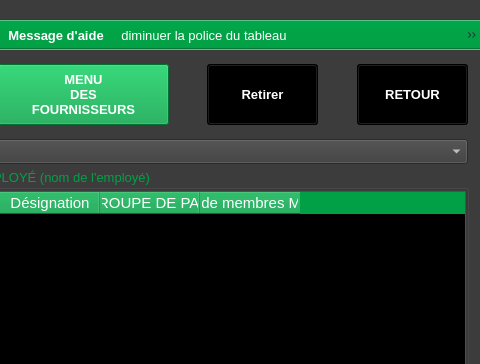
Old version of the form ui/supplier/yeroth-erp-GROUPES-dun-employe-hr-window.ui in the repository yerothd/yeroth-erp-3-0; both pictures show x 320 to 800 and y 0 to 364 of the 800 by 600 pixel window.
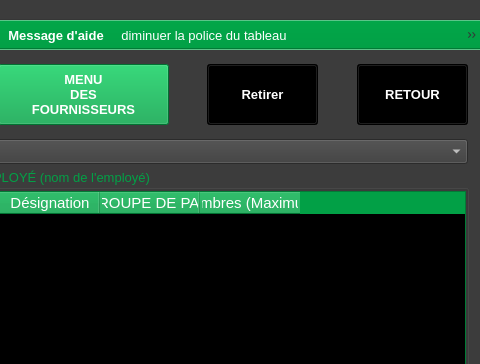
New version of the form. Icons and pictures are not drawn. Custom widgets are drawn as their Qt base class.

The edit to the form file:
```diff
--- a/ui/supplier/yeroth-erp-GROUPES-dun-employe-hr-window.ui
+++ b/ui/supplier/yeroth-erp-GROUPES-dun-employe-hr-window.ui
@@ -1900,15 +1900,24 @@
       <property name="text">
        <string>Désignation</string>
       </property>
+      <property name="textAlignment">
+       <set>AlignCenter</set>
+      </property>
      </column>
      <column>
       <property name="text">
        <string>GROUPE DE PAIE</string>
       </property>
+      <property name="textAlignment">
+       <set>AlignCenter</set>
+      </property>
      </column>
      <column>
       <property name="text">
-       <string>Nombre de membres MAXIMAL</string>
+       <string>Membres (Maximum)</string>
+      </property>
+      <property name="textAlignment">
+       <set>AlignCenter</set>
       </property>
      </column>
     </widget>
```
